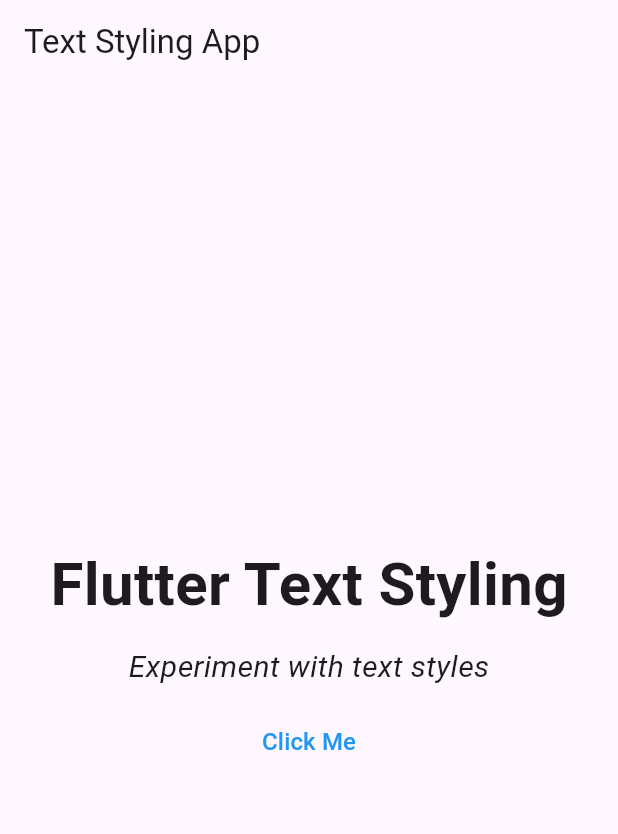
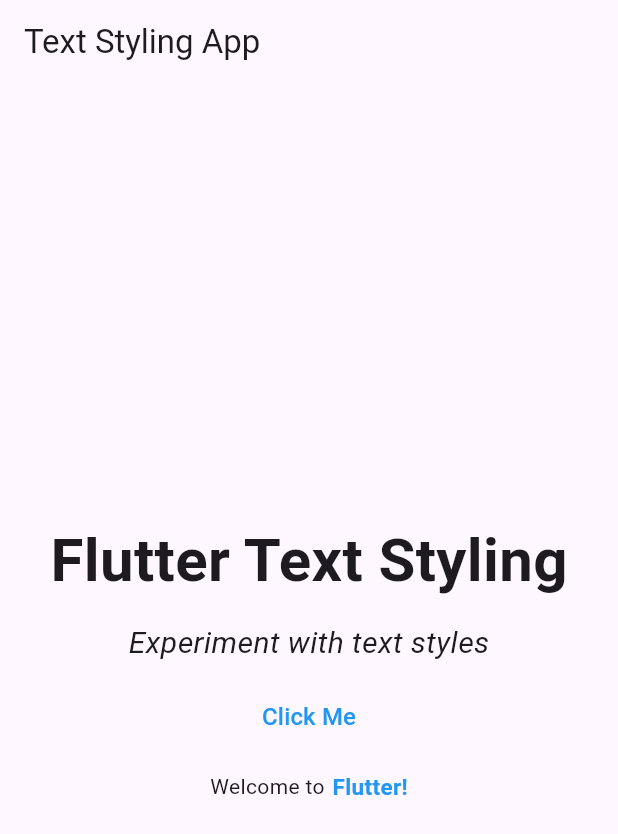
Before and after one commit to Jahidultr/live_project, a Flutter app: the screen it shows after launch, on a phone screen of 412 x 824 dp. Shown: the top 834 px of the screen. Run offline on Flutter 3.47's test engine with Material 3 defaults, Android fonts, the phone set to English and light mode, and no system bars.

Commit message:
live exam

```diff
--- a/lib/main.dart
+++ b/lib/main.dart
@@ -62,6 +62,25 @@ class HomePage extends StatelessWidget {
                 style: TextStyle(color: Colors.blue, fontSize: 16),
               ),
             ),
+            SizedBox(
+              height: 12.0,
+            ),
+            Row(
+              mainAxisAlignment: MainAxisAlignment.center,
+              children: [
+                Text('Welcome to'),
+                SizedBox(width: 5),
+                Text(
+                  'Flutter!',
+                  style: TextStyle(
+                    fontSize: 15,
+                    fontWeight: FontWeight.bold,
+                    fontStyle: FontStyle.normal,
+                    color: Colors.blue,
+                  ),
+                )
+              ],
+            )
           ],
         ),
       ),
```
